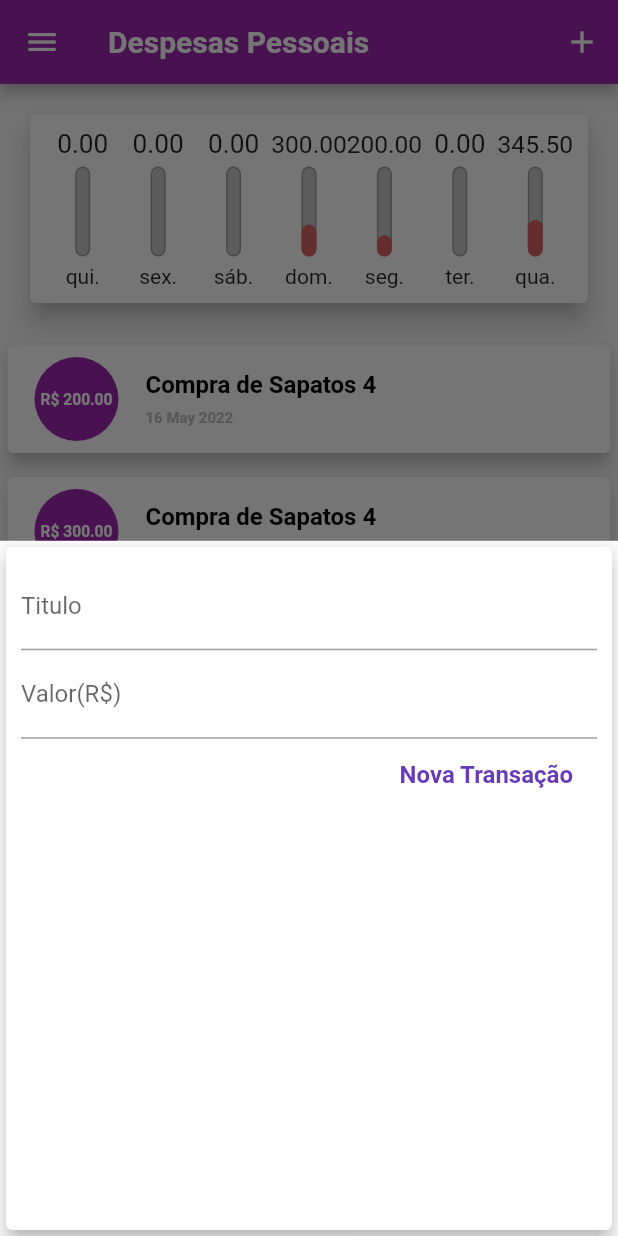
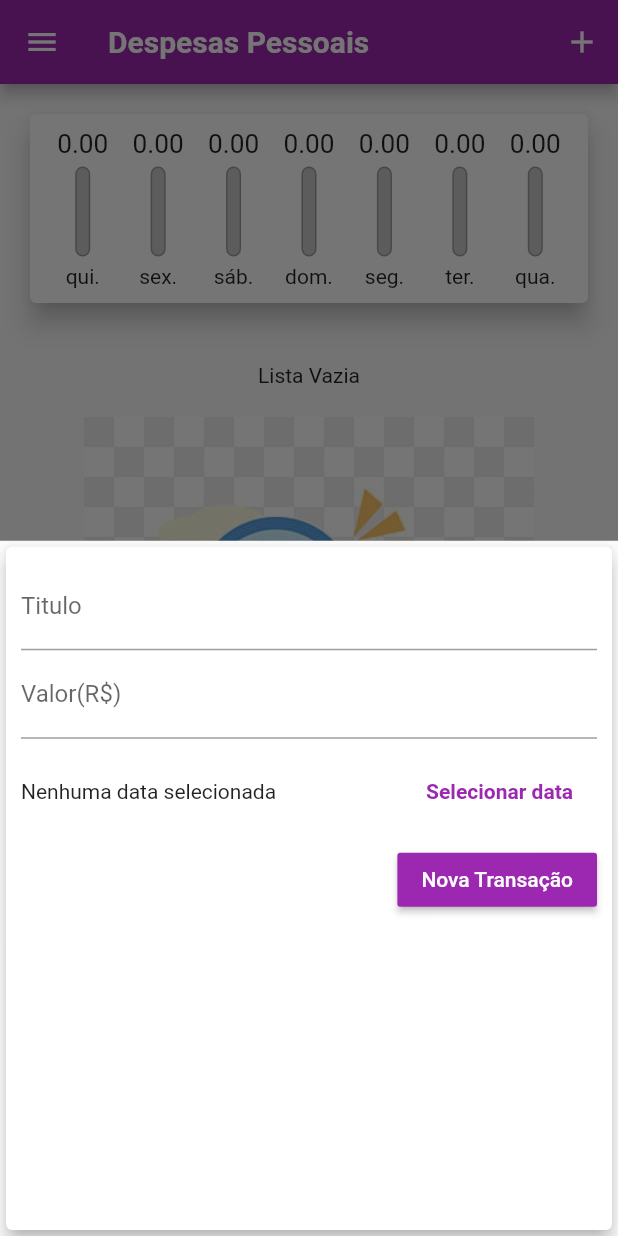
Before and after one commit to Wallace82/expense, a Flutter app: the screen it shows after launch, after a tap on the "add" icon, on a phone screen of 412 x 824 dp. Run offline on Flutter 3.47's test engine with Material 2 defaults, Android fonts, the phone set to English and light mode, and no system bars; Roboto replaces fonts that are missing (OpenSans).

Commit message:
10 - add trasação com data

```diff
--- a/lib/components/chart.dart
+++ b/lib/components/chart.dart
@@ -61,7 +61,7 @@ class Chart extends StatelessWidget {
                     child: ChartBar(
                       label : tr['day'].toString(),
                       value : double.tryParse(tr['value'].toString())??0.0,
-                      percentage:  (tr['value'] as double) / _weeTotalValue,
+                      percentage:  _weeTotalValue==0?0: (tr['value'] as double) / _weeTotalValue,
                     ),
                   );
                 }).toList(),
--- a/lib/components/transaction_form.dart
+++ b/lib/components/transaction_form.dart
@@ -1,8 +1,9 @@
 import 'package:flutter/material.dart';
+import 'package:intl/intl.dart';
 
 class TransactionForm extends StatefulWidget {
 
-  final void Function(String,double) onSubmit;
+  final void Function(String,double,DateTime) onSubmit;
 
   TransactionForm(this.onSubmit);
 
@@ -12,16 +13,35 @@ class TransactionForm extends StatefulWidget {
 
 class _TransactionFormState extends State<TransactionForm> {
   final titleController = TextEditingController();
-
   final valueController = TextEditingController();
+  DateTime? _selectedDate;
 
   _submitForm(){
       final String title = titleController.text;
       final double value = double.tryParse(valueController.text)??0;
-      if(title.isEmpty || value <=0){
+      if(title.isEmpty || value <=0 || _selectedDate == null){
         return;
       }
-      widget.onSubmit(title,value);
+      widget.onSubmit(title,value,_selectedDate!);
+  }
+
+  _showDatePicker(){
+    showDatePicker(
+      context:context,
+      initialDate: DateTime.now(),
+      firstDate: DateTime(2022),
+      lastDate:  DateTime.now(),
+    ).then((datePicker) {
+      print(datePicker.toString());
+      if(datePicker==null){
+        return;
+      }
+      setState(() {
+        _selectedDate = datePicker;
+      });
+
+
+    });
   }
 
   @override
@@ -47,19 +67,36 @@ class _TransactionFormState extends State<TransactionForm> {
                 labelText: 'Valor(R\$)',
               ),
             ),
+            Container(
+              height: 70,
+              child: Row(
+                children: [
+                  Expanded(
+                    child: Text(
+                        _selectedDate==null?
+                        'Nenhuma data selecionada'
+                    : DateFormat('dd/MM/y').format(_selectedDate!)),
+                  ),
+                  FlatButton(
+                      textColor: Theme.of(context).colorScheme.primary,
+                      child: Text('Selecionar data',
+                      style: TextStyle(
+                        fontWeight: FontWeight.bold
+                      )
+                      ),
+                      onPressed: _showDatePicker,
+                  )
+                ],
+              ),
+            ),
             Row(
               mainAxisAlignment: MainAxisAlignment.end,
               children: [
-                FlatButton(
+                RaisedButton(
                   onPressed: _submitForm,
-                  child: Text(
-                    'Nova Transação',
-                    style: TextStyle(
-                        fontWeight: FontWeight.bold,
-                        fontSize: 16,
-                        color: Colors.deepPurple
-                    ),
-                  ),
+                  child: Text('Nova Transação'),
+                  color: Theme.of(context).colorScheme.primary,
+                  textColor: Colors.white
                 ),
               ],
             ),
--- a/lib/main.dart
+++ b/lib/main.dart
@@ -53,20 +53,7 @@ class MyHomePage extends StatefulWidget {
 }
 
 class _MyHomePageState extends State<MyHomePage> {
-  final List<Transaction> _trasactions = [
-    Transaction(
-        id: '1',
-        title: 'Compra de Sapatos 4',
-        value: 200.0,
-        date: DateTime.now().subtract(Duration(days: 2))),
-    Transaction(
-        id: '12',
-        title: 'Compra de Sapatos 4',
-        value: 300.0,
-        date: DateTime.now().subtract(Duration(days: 3))),
-    Transaction(
-        id: '2', title: 'Conta de agua', value: 345.50, date: DateTime.now()),
-  ];
+  final List<Transaction> _trasactions = [];
 
   List<Transaction> get _recentTransactions {
     return _trasactions.where((tr) {
@@ -76,12 +63,12 @@ class _MyHomePageState extends State<MyHomePage> {
     }).toList();
   }
 
-  _addTransction(String title, double value) {
+  _addTransction(String title, double value,DateTime selectDate) {
     final newTransaction = Transaction(
       id: Random().nextDouble().toString(),
       title: title,
       value: value,
-      date: DateTime.now(),
+      date: selectDate,
     );
 
     Navigator.of(context).pop();
```
